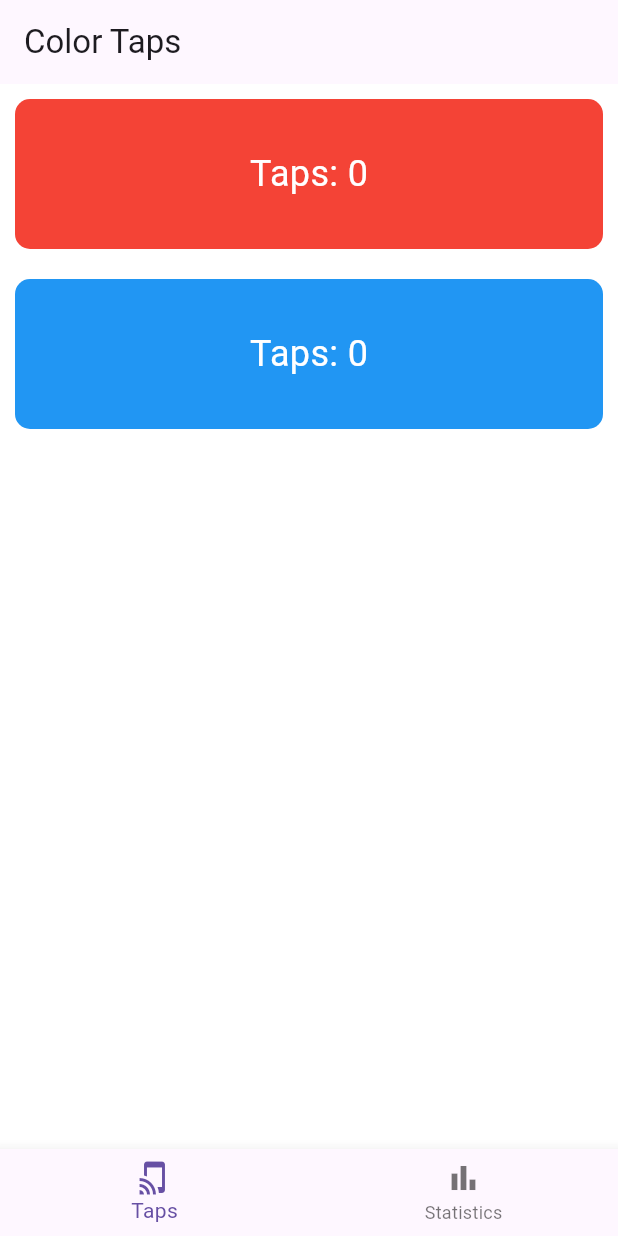
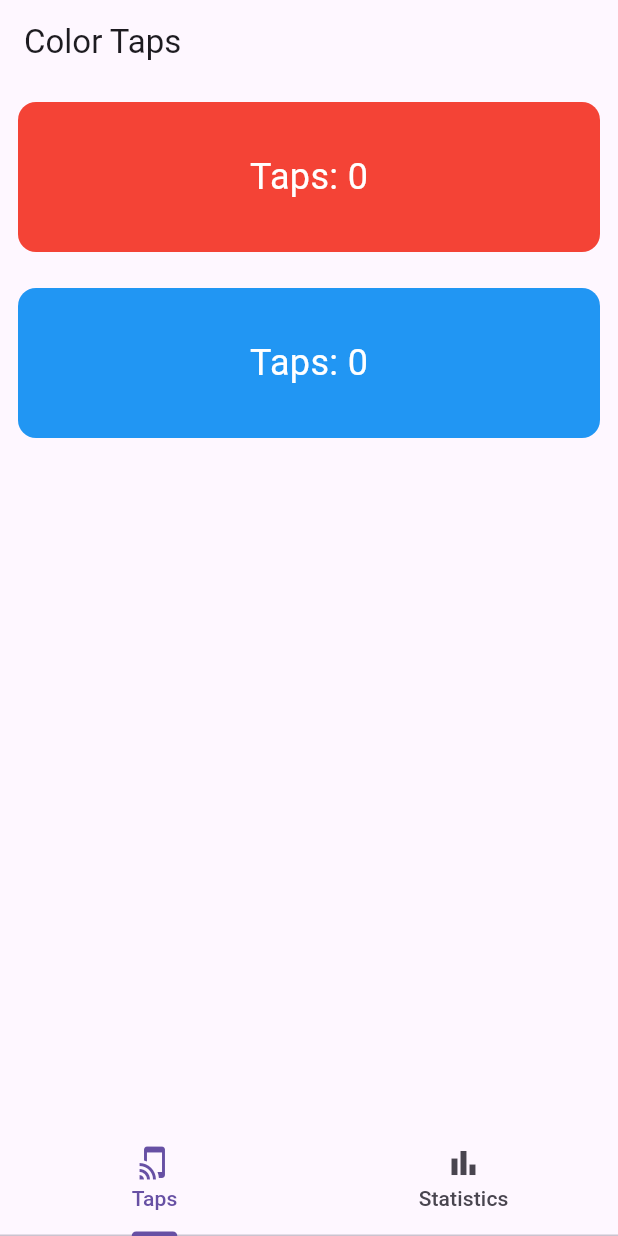
Before and after one commit to Venghourt/W4---practice, a Flutter app: the Home screen opened directly, on a phone screen of 412 x 824 dp. Run offline on Flutter 3.47's test engine with Material 3 defaults, Android fonts, the phone set to English and light mode, and no system bars; Roboto replaces fonts that are missing (Eesti).

Commit message:
TASK-001 – The Color App

```diff
--- a/lib/1_color_app/color_app.dart
+++ b/lib/1_color_app/color_app.dart
@@ -1,138 +1,73 @@
 import 'package:flutter/material.dart';
+import 'service/color_service.dart';
 
-void main() {
-  runApp(
-    MaterialApp(
-      debugShowCheckedModeBanner: false,
-      home: Scaffold(body: Home()),
+class Home extends StatelessWidget {
+  const Home({super.key});
+
+  @override
+  Widget build(BuildContext context) {
+    return DefaultTabController(
+      length: 2,
+      child: Scaffold(
+        bottomNavigationBar: const TabBar(
+          tabs: [
+            Tab(icon: Icon(Icons.tap_and_play), text: 'Taps'),
+            Tab(icon: Icon(Icons.bar_chart), text: 'Statistics'),
+          ],
+        ),
+        body: const TabBarView(
+          children: [ColorTapsScreen(), StatisticsScreen()],
+        ),
       ),
     );
   }
-
-enum CardType { red, blue }
-
-class Home extends StatefulWidget {
-  const Home({super.key});
-
-  @override
-  State<Home> createState() => _HomeState();
 }
 
-class _HomeState extends State<Home> {
-  int _currentIndex = 0;
-  int redTapCount = 0;
-  int blueTapCount = 0;
 
-  void _incrementRedTapCount() {
-    setState(() {
-      redTapCount++;
-    });
-  }
-
-  void _incrementBlueTapCount() {
-    setState(() {
-      blueTapCount++;
-    });
-  }
+class ColorTapsScreen extends StatelessWidget {
+  const ColorTapsScreen({super.key});
 
   @override
   Widget build(BuildContext context) {
     return Scaffold(
-      body:
-          _currentIndex == 0
-              ? ColorTapsScreen(
-                redTapCount: redTapCount,
-                blueTapCount: blueTapCount,
-                onRedTap: _incrementRedTapCount,
-                onBlueTap: _incrementBlueTapCount,
-              )
-              : StatisticsScreen(
-                redTapCount: redTapCount,
-                blueTapCount: blueTapCount,
-              ),
-      bottomNavigationBar: BottomNavigationBar(
-        currentIndex: _currentIndex,
-        onTap: (index) {
-          setState(() {
-            _currentIndex = index;
-          });
-        },
-        items: [
-          BottomNavigationBarItem(
-            icon: Icon(Icons.tap_and_play),
-            label: 'Taps',
-          ),
-          BottomNavigationBarItem(
-            icon: Icon(Icons.bar_chart),
-            label: 'Statistics',
-          ),
+      appBar: AppBar(title: const Text('Color Taps')),
+      body: Column(
+        children: const [
+          ColorTap(type: CardType.red),
+          ColorTap(type: CardType.blue),
         ],
       ),
     );
   }
 }
 
-class ColorTapsScreen extends StatelessWidget {
-  final int redTapCount;
-  final int blueTapCount;
-  final VoidCallback onRedTap;
-  final VoidCallback onBlueTap;
-
-  const ColorTapsScreen({
-    super.key,
-    required this.redTapCount,
-    required this.blueTapCount,
-    required this.onRedTap,
-    required this.onBlueTap,
-  });
-  @override
-  Widget build(BuildContext context) {
-    return Scaffold(
-      appBar: AppBar(title: Text('Color Taps')),
-      body: Column(
-        children: [
-          ColorTap(type: CardType.red, tapCount: redTapCount, onTap: onRedTap),
-          ColorTap(
-            type: CardType.blue,
-            tapCount: blueTapCount,
-            onTap: onBlueTap,
-          ),
-        ],
-      ),
-    );
-  }
-}
 
 class ColorTap extends StatelessWidget {
   final CardType type;
-  final int tapCount;
-  final VoidCallback onTap;
 
-  const ColorTap({
-    super.key,
-    required this.type,
-    required this.tapCount,
-    required this.onTap,
-  });
+  const ColorTap({super.key, required this.type});
 
-  Color get backgroundColor => type == CardType.red ? Colors.red : Colors.blue;
+  Color get bgColor => type == CardType.red ? Colors.red : Colors.blue;
 
   @override
   Widget build(BuildContext context) {
-    return GestureDetector(
-      onTap: onTap,
+    return ListenableBuilder(
+      listenable: colorService,
+      builder: (_, __) => GestureDetector(
+        onTap: () => colorService.tap(type),
         child: Container(
-        margin: EdgeInsets.all(10),
+          margin: const EdgeInsets.all(12),
+          height: 100,
+          width: double.infinity,
           decoration: BoxDecoration(
-          color: backgroundColor,
-          borderRadius: BorderRadius.circular(10),
+            color: bgColor,
+            borderRadius: BorderRadius.circular(12),
           ),
-        width: double.infinity,
-        height: 100,
           child: Center(
             child: Text(
-            'Taps: $tapCount',
-            style: TextStyle(fontSize: 24, color: Colors.white),
+              'Taps: ${colorService.getCount(type)}',
+              style: const TextStyle(fontSize: 24, color: Colors.white),
+            ),
           ),
         ),
       ),
@@ -140,29 +75,40 @@ class ColorTap extends StatelessWidget {
   }
 }
 
+
 class StatisticsScreen extends StatelessWidget {
-  final int redTapCount;
-  final int blueTapCount;
-
-  const StatisticsScreen({
-    super.key,
-    required this.redTapCount,
-    required this.blueTapCount,
-  });
+  const StatisticsScreen({super.key});
 
   @override
   Widget build(BuildContext context) {
     return Scaffold(
-      appBar: AppBar(title: Text('Statistics')),
+      appBar: AppBar(title: const Text('Statistics')),
       body: Center(
-        child: Column(
+        child: ListenableBuilder(
+          listenable: colorService,
+          builder: (_, __) => Column(
             mainAxisAlignment: MainAxisAlignment.center,
-          children: [
-            Text('Red Taps: $redTapCount', style: TextStyle(fontSize: 24)),
-            Text('Blue Taps: $blueTapCount', style: TextStyle(fontSize: 24)),
+            children: const [
+              _StatLine(type: CardType.red),
+              _StatLine(type: CardType.blue),
             ],
+          ),
         ),
       ),
     );
   }
 }
+
+class _StatLine extends StatelessWidget {
+  final CardType type;
+
+  const _StatLine({required this.type});
+
+  @override
+  Widget build(BuildContext context) {
+    return Text(
+      '${type.name} taps: ${colorService.getCount(type)}',
+      style: const TextStyle(fontSize: 24),
+    );
+  }
+}
--- /dev/null
+++ b/lib/1_color_app/main.dart
@@ -0,0 +1,15 @@
+import 'package:flutter/material.dart';
+import 'color_app.dart';
+
+void main() {
+  runApp(const MyApp());
+}
+
+class MyApp extends StatelessWidget {
+  const MyApp({super.key});
+
+  @override
+  Widget build(BuildContext context) {
+    return const MaterialApp(debugShowCheckedModeBanner: false, home: Home());
+  }
+}
```
Also changed, not shown: lib/1_color_app/service/color_service.dart (added, +18 -0 lines). Lines whose indentation alone changed are shown as unchanged.
